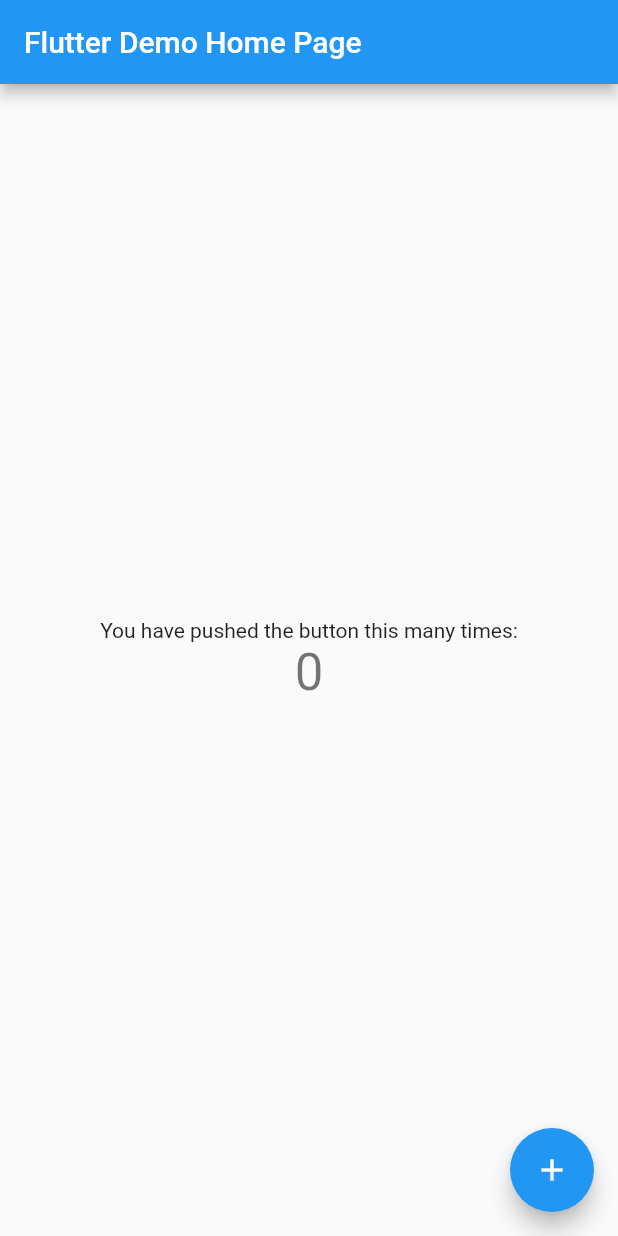
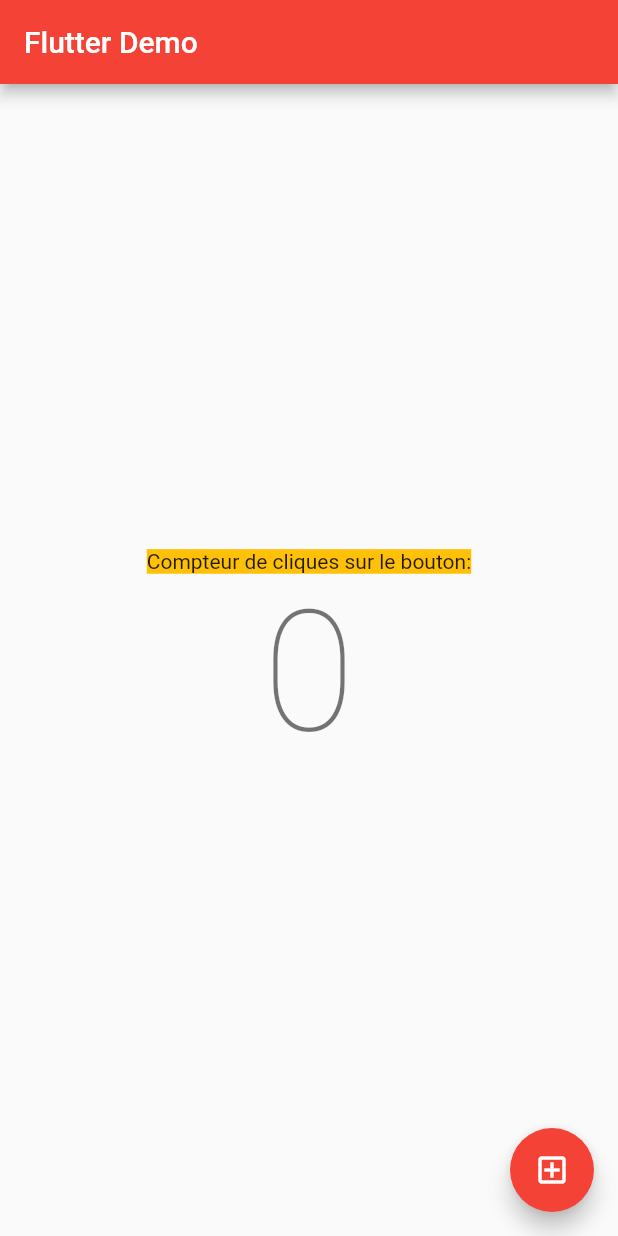
Before and after one commit to paulh-afk/dart_tests, a Flutter app: the screen it shows after launch, on a phone screen of 412 x 824 dp. Run offline on Flutter 3.47's test engine with Material 2 defaults, Android fonts, the phone set to English and light mode, and no system bars.

```diff
--- a/lib/main.dart
+++ b/lib/main.dart
@@ -22,9 +22,9 @@ class MyApp extends StatelessWidget {
         // or simply save your changes to "hot reload" in a Flutter IDE).
         // Notice that the counter didn't reset back to zero; the application
         // is not restarted.
-        primarySwatch: Colors.blue,
+        primarySwatch: Colors.red,
       ),
-      home: const MyHomePage(title: 'Flutter Demo Home Page'),
+      home: const MyHomePage(title: 'Flutter Demo'),
     );
   }
 }
@@ -57,7 +57,11 @@ class _MyHomePageState extends State<MyHomePage> {
       // so that the display can reflect the updated values. If we changed
       // _counter without calling setState(), then the build method would not be
       // called again, and so nothing would appear to happen.
-      _counter++;
+      if (_counter == 10) {
+        _counter = 0;
+      } else {
+        _counter++;
+      }
     });
   }
 
@@ -96,11 +100,11 @@ class _MyHomePageState extends State<MyHomePage> {
           mainAxisAlignment: MainAxisAlignment.center,
           children: <Widget>[
             const Text(
-              'You have pushed the button this many times:',
-            ),
+              'Compteur de cliques sur le bouton:',
+              style: TextStyle(backgroundColor: Colors.amber)),
             Text(
               '$_counter',
-              style: Theme.of(context).textTheme.headline4,
+              style: Theme.of(context).textTheme.headline1,
             ),
           ],
         ),
@@ -108,7 +112,7 @@ class _MyHomePageState extends State<MyHomePage> {
       floatingActionButton: FloatingActionButton(
         onPressed: _incrementCounter,
         tooltip: 'Increment',
-        child: const Icon(Icons.add),
+        child: const Icon(Icons.add_box_outlined),
       ), // This trailing comma makes auto-formatting nicer for build methods.
     );
   }
```
